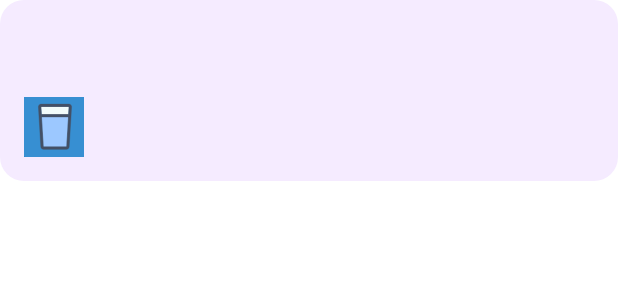
After one commit to 2024-Android-Homework/WaterTime, an Android app built with Jetpack Compose: the layout note_item.xml on its own in the app's theme, with its tools: preview values and no code run, on a phone screen of 412 x 824 dp. The commit adds this screen. Shown: the top 300 px of the screen. Run offline under Robolectric (Android 15) with nearby library versions, the phone set to English and light mode, and no system bars.

Commit message:
add notes

```diff
--- a/app/src/main/AndroidManifest.xml
+++ b/app/src/main/AndroidManifest.xml
@@ -23,6 +23,10 @@
             android:exported="false" />
         <activity android:name=".reminder.ReminderActivity"
             android:exported="false" />
+        <activity android:name=".NoteActivity"
+            android:exported="false" />
+        <activity android:name=".AddEditDiaryActivity"
+            android:exported="false" />
         <activity
             android:name=".MainActivity"
             android:label="Water Time"
--- a/app/src/main/java/com/wychlw/watertime/MainActivity.java
+++ b/app/src/main/java/com/wychlw/watertime/MainActivity.java
@@ -83,8 +83,10 @@ public class MainActivity extends AppCompatActivity {
 
     @Override
     public boolean onOptionsItemSelected(MenuItem item) {
-        if(item.getItemId() == R.id.backup)
-            Toast.makeText(this, "You clicked Backup", Toast.LENGTH_SHORT).show();
+        if(item.getItemId() == R.id.backup) {
+            Intent intent = new Intent(MainActivity.this, NoteActivity.class);
+            startActivity(intent);
+        }
         if(item.getItemId() == R.id.delete) {
             Intent intent = new Intent(MainActivity.this, ReminderActivity.class);
             startActivity(intent);
--- /dev/null
+++ b/app/src/main/res/drawable/baseline_check_24.xml
@@ -0,0 +1,5 @@
+<vector xmlns:android="http://schemas.android.com/apk/res/android" android:height="24dp" android:tint="#FFFFFF" android:viewportHeight="24" android:viewportWidth="24" android:width="24dp">
+
+    <path android:fillColor="@android:color/white" android:pathData="M9,16.17L4.83,12l-1.42,1.41L9,19 21,7l-1.41,-1.41z"/>
+
+</vector>
--- /dev/null
+++ b/app/src/main/res/drawable/rounded_corner_background.xml
@@ -0,0 +1,4 @@
+<shape xmlns:android="http://schemas.android.com/apk/res/android">
+    <solid android:color="#F5EBFF" />
+    <corners android:radius="16dp" />
+</shape>
--- /dev/null
+++ b/app/src/main/res/drawable/rounded_corner_button_background.xml
@@ -0,0 +1,4 @@
+<shape xmlns:android="http://schemas.android.com/apk/res/android">
+    <solid android:color="#FFBB86FC" />
+    <corners android:radius="16dp" />
+</shape>
--- /dev/null
+++ b/app/src/main/res/layout/note_item.xml
@@ -0,0 +1,77 @@
+<?xml version="1.0" encoding="utf-8"?>
+<LinearLayout xmlns:android="http://schemas.android.com/apk/res/android"
+    android:layout_width="match_parent"
+    android:layout_height="wrap_content"
+    android:orientation="vertical"
+    android:padding="16dp"
+    android:background="@drawable/rounded_corner_background">
+
+    <!-- 日期 -->
+    <TextView
+        android:id="@+id/tv_date"
+        android:layout_width="wrap_content"
+        android:layout_height="wrap_content"
+        android:textSize="30sp"
+        android:textColor="@android:color/black" />
+
+    <!-- 图片和喝水量 -->
+    <LinearLayout
+        android:layout_width="match_parent"
+        android:layout_height="wrap_content"
+        android:orientation="horizontal"
+        android:gravity="center_vertical"
+        android:layout_marginTop="8dp">
+
+        <ImageView
+            android:id="@+id/iv_water"
+            android:layout_width="40dp"
+            android:layout_height="40dp"
+            android:src="@drawable/water_pic" />
+
+        <TextView
+            android:id="@+id/tv_water_amount"
+            android:layout_width="wrap_content"
+            android:layout_height="wrap_content"
+            android:layout_marginStart="20dp"
+            android:textSize="20sp"
+            android:textColor="@android:color/black" />
+    </LinearLayout>
+
+    <!-- 显示日记内容和编辑按钮的布局 -->
+    <LinearLayout
+        android:id="@+id/layout_diary_content"
+        android:layout_width="match_parent"
+        android:layout_height="wrap_content"
+        android:orientation="horizontal"
+        android:gravity="center_vertical"
+        android:layout_marginTop="8dp"
+        android:visibility="gone">
+
+        <TextView
+            android:id="@+id/tv_content"
+            android:layout_width="0dp"
+            android:layout_height="wrap_content"
+            android:layout_weight="1"
+            android:textSize="14sp"
+            android:textColor="@android:color/black"
+            android:maxLines="1"
+            android:ellipsize="end" />
+
+        <Button
+            android:id="@+id/btn_edit_diary"
+            android:layout_width="wrap_content"
+            android:layout_height="wrap_content"
+            android:background="@drawable/rounded_corner_button_background"
+            android:text="编辑" />
+    </LinearLayout>
+
+    <!-- 显示添加日记按钮的布局 -->
+    <Button
+        android:id="@+id/btn_add_diary"
+        android:layout_width="match_parent"
+        android:layout_height="wrap_content"
+        android:layout_marginTop="8dp"
+        android:text="新增日记"
+        android:visibility="gone"
+        android:background="@drawable/rounded_corner_button_background"/>
+</LinearLayout>
```
Also changed, not shown: app/src/main/java/com/wychlw/watertime/AddEditDiaryActivity.java (added, +184 -0 lines), app/src/main/java/com/wychlw/watertime/Note.java (added, +42 -0 lines), app/src/main/java/com/wychlw/watertime/NoteActivity.java (added, +170 -0 lines), app/src/main/java/com/wychlw/watertime/NoteAdapter.java (added, +93 -0 lines), app/src/main/java/com/wychlw/watertime/SpaceItemDecoration.java (added, +28 -0 lines), app/src/main/res/layout/activity_add_edit_diary.xml (added, +47 -0 lines), app/src/main/res/layout/activity_note.xml (added, +26 -0 lines), app/src/main/res/menu/menu_add_edit_diary.xml (added, +10 -0 lines), gradle/wrapper/gradle-wrapper.properties.
